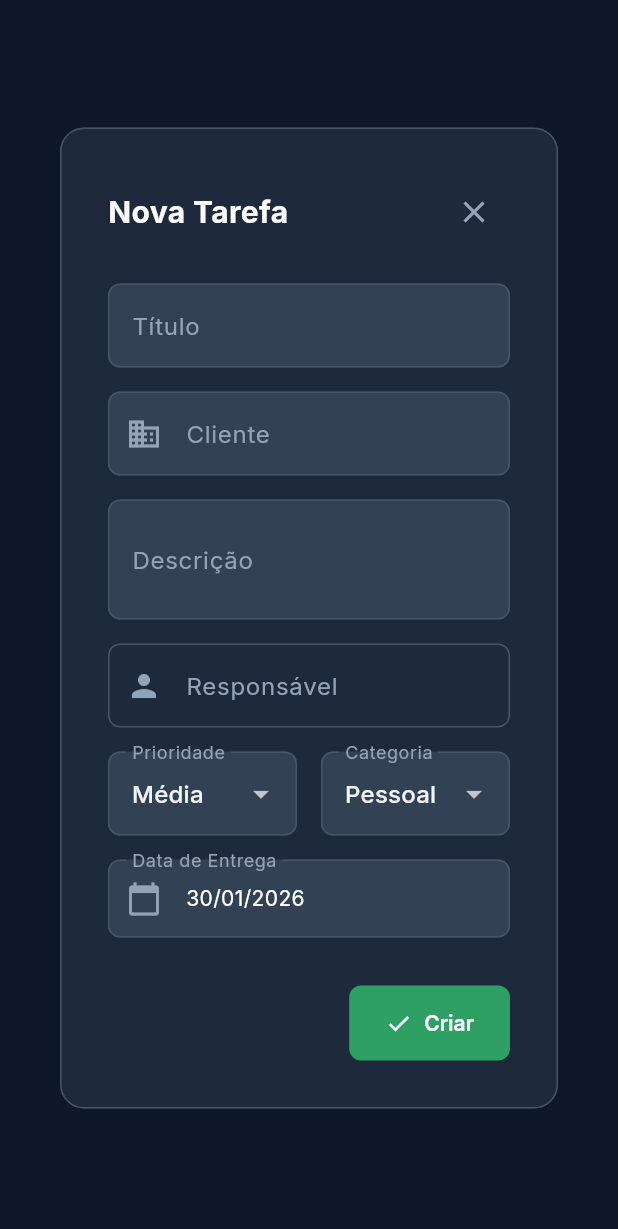
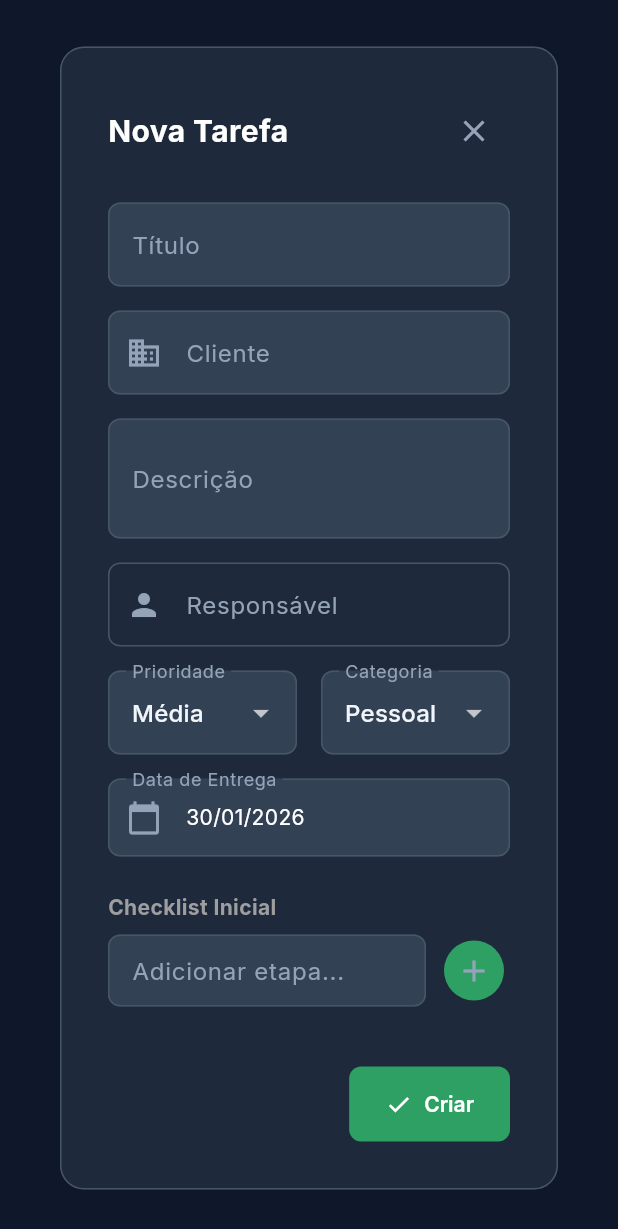
Before and after one commit to AM0ON/azt-erp, a Flutter app: the AddTaskDialog widget shown alone on an empty page, opened directly, on a phone screen of 412 x 824 dp. Shown: the top 1229 px of the screen. Run offline on Flutter 3.47's test engine with Material 3 defaults, Android fonts, the phone set to English and light mode, and no system bars; our stand-ins replace flutter_svg, google_fonts.

Commit message:
Melhorias diversas

```diff
--- a/lib/models/task_model.dart
+++ b/lib/models/task_model.dart
@@ -1,7 +1,7 @@
 import 'package:flutter/material.dart';
 
 enum TaskPriority { baixa, media, alta, urgente }
-enum TaskCategory { pessoal, azorTechProducao, azorTechWeb, financeiro }
+// Enum de Categoria removido: Agora usamos String dinâmica
 enum TaskStatus { todo, inProgress, review, done }
 
 class TaskComment {
@@ -12,17 +12,26 @@ class TaskComment {
   TaskComment({required this.author, required this.content, required this.date});
 }
 
+class SubTask {
+  final String id;
+  String title;
+  bool isCompleted;
+
+  SubTask({required this.id, required this.title, this.isCompleted = false});
+}
+
 class TaskModel {
   final String id;
   String title;
   String description;
-  String? client; // [FINALIZADO] Campo Cliente
+  String? client;
   DateTime dueDate;
-  TaskCategory category;
+  String category; // Tipo String Confirmado
   TaskPriority priority;
   TaskStatus status;
   String? assignee;
   List<TaskComment> comments;
+  List<SubTask> subtasks;
 
   TaskModel({
     required this.id,
@@ -35,27 +44,35 @@ class TaskModel {
     this.status = TaskStatus.todo,
     this.assignee,
     List<TaskComment>? comments,
-  }) : comments = comments ?? [];
+    List<SubTask>? subtasks,
+  }) : comments = comments ?? [],
+       subtasks = subtasks ?? [];
 
-  bool get isCompleted => status == TaskStatus.done;
+  bool _isCompleted = false;
 
-  // Helpers Visuais
-  String get categoryLabel {
-    switch (category) {
-      case TaskCategory.pessoal: return "Pessoal";
-      case TaskCategory.azorTechProducao: return "Produção";
-      case TaskCategory.azorTechWeb: return "Web Dev";
-      case TaskCategory.financeiro: return "Financeiro";
+  bool get isCompleted {
+    return status == TaskStatus.done;
+  }
+
+  set isCompleted(bool value) {
+    _isCompleted = value;
+    if (value) {
+      status = TaskStatus.done;
+    } else {
+      if (status == TaskStatus.done) status = TaskStatus.todo;
     }
   }
 
+  String get categoryLabel => category;
+
   IconData get categoryIcon {
-    switch (category) {
-      case TaskCategory.pessoal: return Icons.person_outline;
-      case TaskCategory.azorTechProducao: return Icons.layers_outlined;
-      case TaskCategory.azorTechWeb: return Icons.code;
-      case TaskCategory.financeiro: return Icons.attach_money;
-    }
+    final cat = category.toLowerCase().replaceAll(' ', '');
+    if (cat.contains('pessoal')) return Icons.person_outline;
+    if (cat.contains('produção') || cat.contains('producao')) return Icons.layers_outlined;
+    if (cat.contains('web')) return Icons.code;
+    if (cat.contains('financeiro')) return Icons.attach_money;
+    if (cat.contains('marketing')) return Icons.campaign;
+    return Icons.bookmark_outline;
   }
 
   Color get priorityColor {
--- a/lib/ui/widgets/add_task_dialog.dart
+++ b/lib/ui/widgets/add_task_dialog.dart
@@ -16,11 +16,13 @@ class AddTaskDialog extends StatefulWidget {
 class _AddTaskDialogState extends State<AddTaskDialog> {
   final _titleController = TextEditingController();
   final _descController = TextEditingController();
-  final _clientController = TextEditingController(); // Novo Controller para Cliente
+  final _clientController = TextEditingController();
   final _assigneeController = TextEditingController();
+  final _newSubtaskController = TextEditingController();
+  final List<String> _tempSubtasks = [];
 
   String _selectedPriority = 'media';
-  String _selectedCategory = 'pessoal';
+  String _selectedCategory = 'Pessoal';
   DateTime _selectedDate = DateTime.now();
 
   @override
@@ -33,24 +35,54 @@ class _AddTaskDialogState extends State<AddTaskDialog> {
       _clientController.text = t.client ?? "";
       _assigneeController.text = t.assignee ?? "";
       _selectedPriority = t.priority.name;
-      _selectedCategory = t.category.toString().split('.').last;
-      if (_selectedCategory == 'azorTechProducao') _selectedCategory = 'azorTechProducao';
+      _selectedCategory = t.category; // Já é String
       _selectedDate = t.dueDate;
+    } else {
+      WidgetsBinding.instance.addPostFrameCallback((_) {
+        final categories = context.read<TaskController>().categories;
+        if (categories.length > 1) {
+           setState(() {
+             _selectedCategory = categories[1].label; // Pega o primeiro após 'Todas'
+           });
         }
+      });
+    }
+  }
+
+  void _addSubtaskItem() {
+    if (_newSubtaskController.text.trim().isNotEmpty) {
+      setState(() {
+        _tempSubtasks.add(_newSubtaskController.text.trim());
+        _newSubtaskController.clear();
+      });
+    }
+  }
+
+  void _removeSubtaskItem(int index) {
+    setState(() {
+      _tempSubtasks.removeAt(index);
+    });
   }
 
   @override
   Widget build(BuildContext context) {
-    final controller = context.read<TaskController>();
+    final controller = context.watch<TaskController>();
     final isManager = controller.isManager;
     final isEditing = widget.taskToEdit != null;
     final currentUser = controller.currentUserName;
     final isAssignedToMe = _assigneeController.text == currentUser;
 
+    // Remove 'Todas' da lista de escolha
+    final categoryItems = controller.categories
+        .where((c) => c.label != 'Todas')
+        .map((c) => DropdownMenuItem(value: c.label, child: Text(c.label)))
+        .toList();
+
     return Dialog(
       child: Container(
-        width: 500,
+        width: 600,
         padding: const EdgeInsets.all(32),
+        child: SingleChildScrollView(
           child: Column(
             mainAxisSize: MainAxisSize.min,
             crossAxisAlignment: CrossAxisAlignment.start,
@@ -63,53 +95,16 @@ class _AddTaskDialogState extends State<AddTaskDialog> {
                 ],
               ),
               const SizedBox(height: 24),
-
               TextField(controller: _titleController, decoration: const InputDecoration(labelText: "Título")),
               const SizedBox(height: 16),
-
-            // Campo Cliente
-            TextField(
-              controller: _clientController,
-              decoration: const InputDecoration(labelText: "Cliente", prefixIcon: Icon(Icons.business))
-            ),
+              TextField(controller: _clientController, decoration: const InputDecoration(labelText: "Cliente", prefixIcon: Icon(Icons.business))),
               const SizedBox(height: 16),
-
               TextField(controller: _descController, decoration: const InputDecoration(labelText: "Descrição"), maxLines: 2),
               const SizedBox(height: 16),
-
-            // Campo Responsável com Lógica de Permissão
-            Row(
-              children: [
-                Expanded(
-                  child: TextField(
-                    controller: _assigneeController,
-                    enabled: isManager, // Só gestor edita texto livre
-                    decoration: InputDecoration(
-                      labelText: "Responsável",
-                      prefixIcon: const Icon(Icons.person),
-                      filled: !isManager,
-                      fillColor: !isManager ? Colors.black26 : const Color(0xFF1F2937),
-                    )
-                  ),
-                ),
-                if (!isManager) ...[
-                  const SizedBox(width: 8),
-                  if (!isAssignedToMe)
-                    TextButton.icon(
-                      onPressed: () => setState(() => _assigneeController.text = currentUser),
-                      icon: const Icon(Icons.back_hand),
-                      label: const Text("Pegar"),
-                    )
-                  else
-                    TextButton.icon(
-                      onPressed: () => setState(() => _assigneeController.text = ""),
-                      icon: const Icon(Icons.close, color: Colors.redAccent),
-                      label: const Text("Soltar", style: TextStyle(color: Colors.redAccent)),
-                    )
-                ]
-              ],
-            ),
-
+              Row(children: [
+                  Expanded(child: TextField(controller: _assigneeController, enabled: isManager, decoration: InputDecoration(labelText: "Responsável", prefixIcon: const Icon(Icons.person), filled: !isManager, fillColor: !isManager ? Colors.black26 : const Color(0xFF1F2937)))),
+                  if (!isManager) ...[const SizedBox(width: 8), TextButton.icon(onPressed: () => setState(() => _assigneeController.text = isAssignedToMe ? "" : currentUser), icon: Icon(isAssignedToMe ? Icons.close : Icons.back_hand, color: isAssignedToMe ? Colors.redAccent : Colors.blueAccent), label: Text(isAssignedToMe ? "Soltar" : "Pegar"))]
+              ]),
               const SizedBox(height: 16),
               Row(
                 children: [
@@ -130,29 +125,21 @@ class _AddTaskDialogState extends State<AddTaskDialog> {
                   const SizedBox(width: 16),
                   Expanded(
                     child: DropdownButtonFormField<String>(
-                    value: _selectedCategory,
+                      // Garante que o valor selecionado existe na lista, senão pega o primeiro disponível
+                      value: categoryItems.any((i) => i.value == _selectedCategory) ? _selectedCategory : (categoryItems.isNotEmpty ? categoryItems.first.value : null),
                       dropdownColor: Theme.of(context).cardTheme.color,
                       decoration: const InputDecoration(labelText: "Categoria"),
-                    items: const [
-                      DropdownMenuItem(value: 'pessoal', child: Text("Pessoal")),
-                      DropdownMenuItem(value: 'azorTechProducao', child: Text("Produção")),
-                      DropdownMenuItem(value: 'azorTechWeb', child: Text("Web Dev")),
-                      DropdownMenuItem(value: 'financeiro', child: Text("Financeiro")),
-                    ],
+                      items: categoryItems,
                       onChanged: (v) => setState(() => _selectedCategory = v!),
                     ),
                   ),
                 ],
               ),
-
               const SizedBox(height: 16),
               InkWell(
                 onTap: () async {
                   final date = await showDatePicker(
-                  context: context,
-                  initialDate: _selectedDate,
-                  firstDate: DateTime(2020),
-                  lastDate: DateTime(2030),
+                    context: context, initialDate: _selectedDate, firstDate: DateTime(2020), lastDate: DateTime(2030),
                     builder: (context, child) => Theme(data: Theme.of(context), child: child!)
                   );
                   if(date != null) setState(() => _selectedDate = date);
@@ -162,7 +149,22 @@ class _AddTaskDialogState extends State<AddTaskDialog> {
                   child: Text(DateFormat('dd/MM/yyyy').format(_selectedDate), style: const TextStyle(color: Colors.white)),
                 ),
               ),
-
+              const SizedBox(height: 24),
+              Text("Checklist Inicial", style: GoogleFonts.inter(fontSize: 14, fontWeight: FontWeight.bold, color: Colors.grey)),
+              const SizedBox(height: 8),
+              Row(
+                children: [
+                  Expanded(child: TextField(controller: _newSubtaskController, decoration: const InputDecoration(hintText: "Adicionar etapa...", isDense: true), onSubmitted: (_) => _addSubtaskItem())),
+                  const SizedBox(width: 8),
+                  IconButton.filled(onPressed: _addSubtaskItem, icon: const Icon(Icons.add), style: IconButton.styleFrom(backgroundColor: const Color(0xFF2EA063)))
+                ],
+              ),
+              const SizedBox(height: 8),
+              if (_tempSubtasks.isNotEmpty)
+                Container(
+                  decoration: BoxDecoration(border: Border.all(color: Colors.grey.withOpacity(0.2)), borderRadius: BorderRadius.circular(8)),
+                  child: Column(children: _tempSubtasks.asMap().entries.map((entry) => ListTile(dense: true, leading: const Icon(Icons.check_box_outline_blank, size: 18, color: Colors.grey), title: Text(entry.value, style: GoogleFonts.inter(fontSize: 13)), trailing: IconButton(icon: const Icon(Icons.close, size: 16, color: Colors.redAccent), onPressed: () => _removeSubtaskItem(entry.key)))).toList()),
+                ),
               const SizedBox(height: 32),
               Align(
                 alignment: Alignment.centerRight,
@@ -170,10 +172,8 @@ class _AddTaskDialogState extends State<AddTaskDialog> {
                   onPressed: () {
                     if (_titleController.text.isEmpty) return;
                     Navigator.pop(context, {
-                    'title': _titleController.text, 'desc': _descController.text,
-                    'client': _clientController.text, // Retornando cliente
-                    'assignee': _assigneeController.text,
-                    'priority': _selectedPriority, 'category': _selectedCategory, 'date': _selectedDate
+                      'title': _titleController.text, 'desc': _descController.text, 'client': _clientController.text, 'assignee': _assigneeController.text,
+                      'priority': _selectedPriority, 'category': _selectedCategory, 'date': _selectedDate, 'subtasks': _tempSubtasks,
                     });
                   },
                   icon: Icon(isEditing ? Icons.save : Icons.check, size: 18),
@@ -183,6 +183,7 @@ class _AddTaskDialogState extends State<AddTaskDialog> {
             ],
           ),
         ),
+      ),
     );
   }
 }
```
Also changed, not shown: lib/controllers/task_controller.dart (+57 -51 lines), lib/pages/task_page.dart (+105 -30 lines), lib/ui/widgets/task_card.dart (+46 -105 lines), lib/ui/widgets/task_details_dialog.dart (+40 -81 lines). Lines whose indentation alone changed are shown as unchanged.
